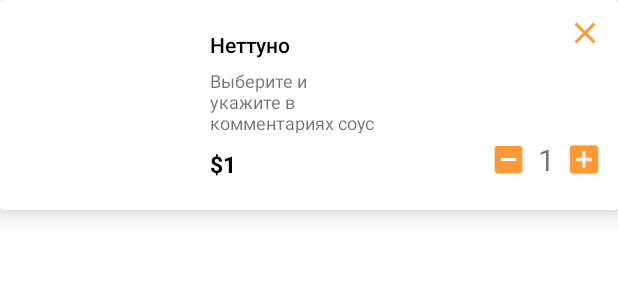
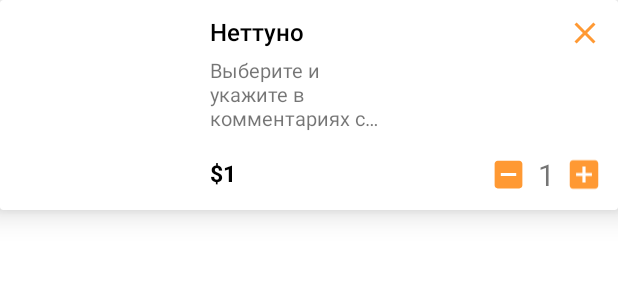
Before and after one commit to Ligetik/FoodMarketApp, an Android app: the layout tovar_item_cart.xml on its own in the app's theme, with its tools: preview values and no code run, on a phone screen of 412 x 824 dp. Shown: the top 300 px of the screen. Run offline under Robolectric (Android 15) with nearby library versions, the phone set to English and light mode, and no system bars.

Commit message:
cart design

```diff
--- a/app/src/main/java/com/example/testactivityandroid_9/adapter/MyCartAdapter.java
+++ b/app/src/main/java/com/example/testactivityandroid_9/adapter/MyCartAdapter.java
@@ -183,7 +183,7 @@ public class MyCartAdapter extends RecyclerView.Adapter<MyCartAdapter.MyCartView
                     .collection("Корзина")
                     .document(cartModel.getKey())
                     .set(cartModel)
-                    .addOnSuccessListener(aVoid -> notifyDataSetChanged() /*EventBus.getDefault().postSticky(new MyUpdateCartEvent())*/);
+                    .addOnSuccessListener(aVoid -> EventBus.getDefault().postSticky(new MyUpdateCartEvent()));
         });
 
                 //old
--- a/app/src/main/res/layout/tovar_item_cart.xml
+++ b/app/src/main/res/layout/tovar_item_cart.xml
@@ -13,19 +13,68 @@
         android:layout_height="match_parent"
         android:padding="10dp">
 
-
-        <ImageView
+        <com.google.android.material.imageview.ShapeableImageView
             android:id="@+id/imageView"
             android:layout_width="120dp"
             android:layout_height="120dp"
-            android:layout_marginRight="10dp"/>
+            android:layout_gravity="left"
+            android:layout_marginRight="10dp"
+            android:adjustViewBounds="true"
+            app:shapeAppearanceOverlay="@style/ShapeableImageView.Corner" />
+
+        <!--        <ImageView
+            android:id="@+id/imageView"
+            android:layout_width="120dp"
+            android:layout_height="120dp"
+            android:layout_marginRight="10dp"/>-->
 
         <RelativeLayout
             android:layout_width="match_parent"
             android:layout_height="match_parent"
             android:layout_weight="4"
-            android:orientation="vertical"
-            android:paddingBottom="10dp">
+            android:orientation="vertical">
+
+            <LinearLayout
+                android:id="@+id/nameLayout"
+                android:layout_width="wrap_content"
+                android:layout_height="wrap_content"
+                android:layout_marginStart="0dp"
+                android:gravity="center"
+                android:orientation="vertical">
+
+
+                <TextView
+                    android:id="@+id/txtName"
+                    android:layout_width="150dp"
+                    android:layout_height="wrap_content"
+                    android:layout_marginBottom="5dp"
+                    android:fontFamily="sans-serif-medium"
+                    android:text="@string/nettuno"
+                    android:textColor="@color/black"
+                    android:textSize="16sp" />
+
+                <TextView
+                    android:id="@+id/descrName2"
+                    android:layout_width="113dp"
+                    android:layout_height="wrap_content"
+                    android:layout_gravity="start"
+                    android:ellipsize="end"
+                    android:maxLines="3"
+                    android:text="@string/descrName"
+                    android:textSize="13sp" />
+            </LinearLayout>
+            <!-- <TextView
+
+                android:id="@+id/txtName"
+                android:layout_width="wrap_content"
+                android:layout_height="wrap_content"
+                android:layout_alignParentTop="true"
+                android:layout_marginTop="10dp"
+                android:fontFamily="sans-serif-medium"
+                android:gravity="start"
+                android:text="@string/nettuno"
+                android:textColor="@color/black"
+                android:textSize="14sp" />
 
             <TextView
                 android:id="@+id/descrName2"
@@ -37,32 +86,7 @@
                 android:layout_marginStart="0dp"
                 android:layout_marginTop="6dp"
                 android:text="@string/descrName"
-                android:textSize="12sp" />
-
-            <TextView
-
-                android:id="@+id/txtName"
-                android:layout_width="wrap_content"
-                android:layout_height="wrap_content"
-                android:layout_marginTop="10dp"
-                android:layout_alignParentTop="true"
-                android:fontFamily="sans-serif-medium"
-                android:gravity="start"
-                android:text="@string/nettuno"
-                android:textColor="@color/black"
-                android:textSize="14sp" />
-
-            <TextView
-                android:id="@+id/txtPrice"
-                android:layout_width="wrap_content"
-                android:layout_height="wrap_content"
-                android:layout_alignParentStart="true"
-                android:layout_alignParentRight="true"
-                android:layout_alignParentBottom="true"
-                android:text="$1"
-                android:textColor="@color/black"
-                android:textSize="15sp"
-                android:textStyle="bold" />
+                android:textSize="12sp" />-->
 
             <ImageView
                 android:id="@+id/btnDelete"
@@ -72,11 +96,32 @@
                 android:layout_alignParentEnd="true"
                 android:src="@drawable/ic_baseline_clear_24" />
 
+            <RelativeLayout
+                android:layout_width="match_parent"
+                android:layout_height="27dp"
+                android:layout_alignParentEnd="true"
+                android:layout_alignParentBottom="true"
+                android:layout_marginEnd="0dp"
+                android:layout_marginBottom="0dp">
+
+                <TextView
+                    android:id="@+id/txtPrice"
+                    android:layout_width="wrap_content"
+                    android:layout_height="23dp"
+                    android:layout_alignParentStart="true"
+                    android:layout_centerVertical="true"
+                    android:text="$1"
+                    android:textColor="@color/black"
+                    android:textSize="15sp"
+                    android:textStyle="bold" />
+
                 <LinearLayout
+                    android:id="@+id/quantityLayout"
                     android:layout_width="75dp"
                     android:layout_height="wrap_content"
                     android:layout_alignParentEnd="true"
                     android:layout_alignParentBottom="true"
+                    android:layout_gravity="clip_horizontal"
                     android:orientation="horizontal">
 
                     <ImageView
@@ -106,6 +151,7 @@
 
 
                 </LinearLayout>
+            </RelativeLayout>
 
         </RelativeLayout>
 
```
Lines whose indentation alone changed are shown as unchanged.
